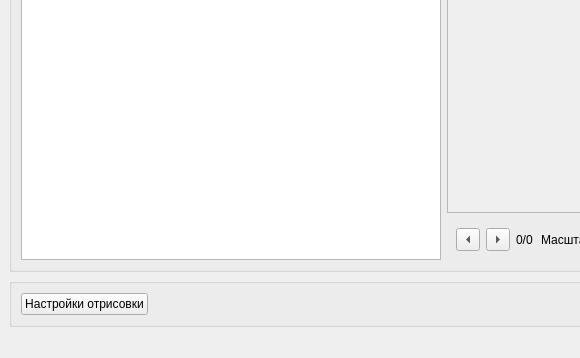
The window that desktop_app/src/ui/skyblockseditor.ui (ApTyp5/skyBlocks) describes before a commit, drawn with Qt 5; both pictures show x 0 to 580 and y 417 to 775 of the 798 by 775 pixel window.
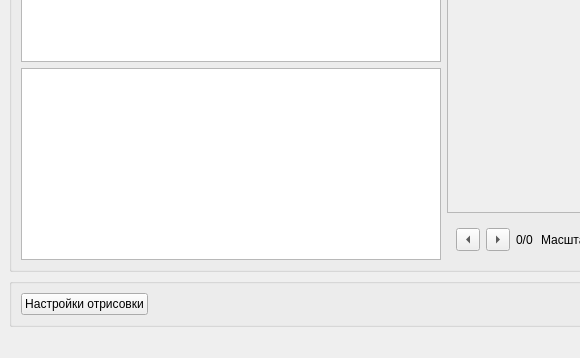
The same window after the commit.

Diff of the .ui file:
```diff
--- a/desktop_app/src/ui/skyblockseditor.ui
+++ b/desktop_app/src/ui/skyblockseditor.ui
@@ -37,6 +37,8 @@
       </property>
       <layout class="QHBoxLayout" name="horizontalLayout_3">
        <item>
+        <layout class="QVBoxLayout" name="textLayout">
+         <item>
         <widget class="QTextEdit" name="codeEdit">
          <property name="sizePolicy">
           <sizepolicy hsizetype="Expanding" vsizetype="Expanding">
@@ -73,6 +75,24 @@
         </widget>
        </item>
        <item>
+          <widget class="QTextBrowser" name="messagesBrowser">
+           <property name="sizePolicy">
+            <sizepolicy hsizetype="MinimumExpanding" vsizetype="Preferred">
+             <horstretch>0</horstretch>
+             <verstretch>0</verstretch>
+            </sizepolicy>
+           </property>
+           <property name="minimumSize">
+            <size>
+             <width>0</width>
+             <height>50</height>
+            </size>
+           </property>
+          </widget>
+         </item>
+        </layout>
+       </item>
+       <item>
         <layout class="QVBoxLayout" name="imageLayout">
          <item>
           <widget class="QScrollArea" name="scrollArea">
```
Left out of the diff: 4 changed lines with no effect on the pictures. Lines whose indentation alone changed are shown as unchanged.
